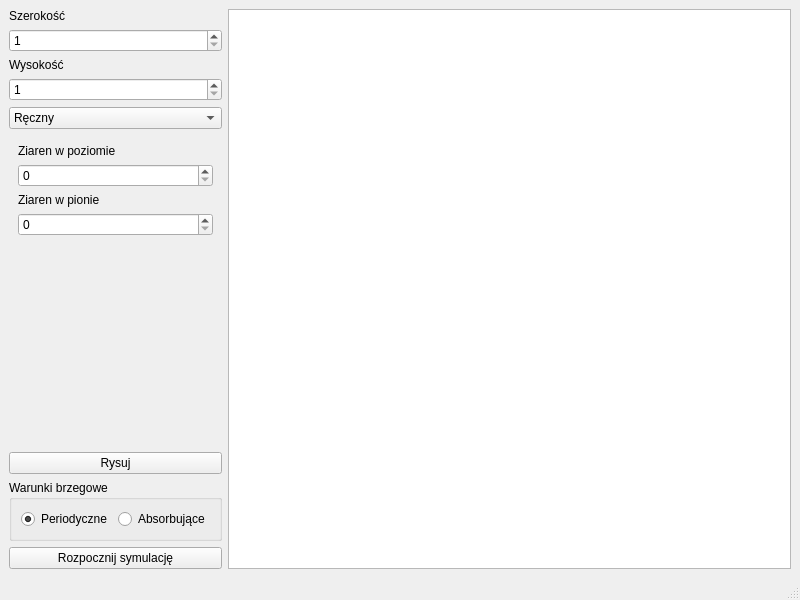
Before: the Qt Designer form UI/graingrowthwindow.ui in kpusmo/multiscale-modelling, drawn with Qt 5.
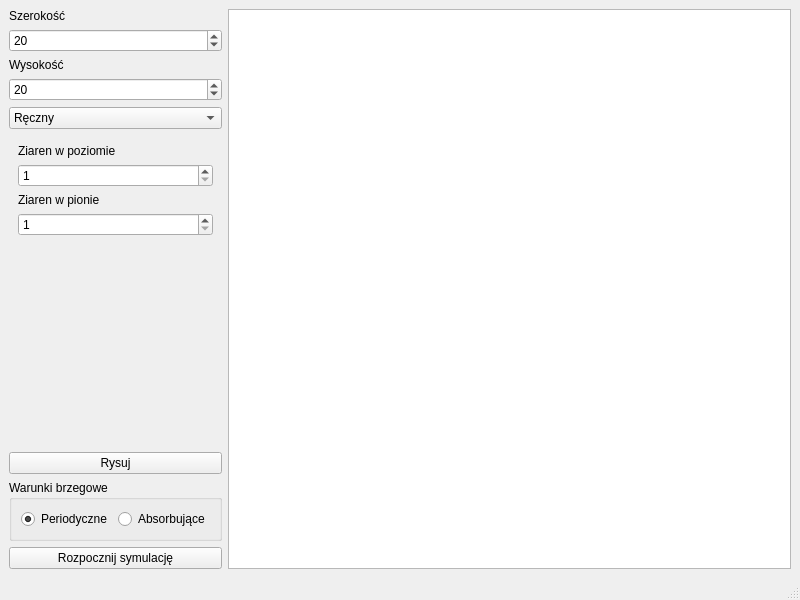
After: the same form once the commit is applied. The open tabs and pages were chosen to show the change.

Commit message: random composition improvement

Patch:
```diff
--- a/UI/graingrowthwindow.ui
+++ b/UI/graingrowthwindow.ui
@@ -35,6 +35,9 @@
         <property name="maximum">
          <number>20000</number>
         </property>
+        <property name="value">
+         <number>20</number>
+        </property>
        </widget>
       </item>
       <item row="2" column="0" colspan="2">
@@ -52,6 +55,9 @@
         <property name="maximum">
          <number>20000</number>
         </property>
+        <property name="value">
+         <number>20</number>
+        </property>
        </widget>
       </item>
       <item row="4" column="0" colspan="2">
@@ -187,7 +193,14 @@
            </widget>
           </item>
           <item row="1" column="0" colspan="2">
-           <widget class="QSpinBox" name="grainColumnsInput"/>
+           <widget class="QSpinBox" name="grainColumnsInput">
+            <property name="minimum">
+             <number>1</number>
+            </property>
+            <property name="maximum">
+             <number>20000</number>
+            </property>
+           </widget>
           </item>
           <item row="4" column="0" colspan="2">
            <widget class="QLabel" name="label_7">
@@ -197,7 +210,14 @@
            </widget>
           </item>
           <item row="5" column="0" colspan="2">
-           <widget class="QSpinBox" name="grainRowsInput"/>
+           <widget class="QSpinBox" name="grainRowsInput">
+            <property name="minimum">
+             <number>1</number>
+            </property>
+            <property name="maximum">
+             <number>20000</number>
+            </property>
+           </widget>
           </item>
          </layout>
         </widget>
```
Left out of the diff: 26 changed lines with no effect on the pictures. The commit also changes 2 other files.
